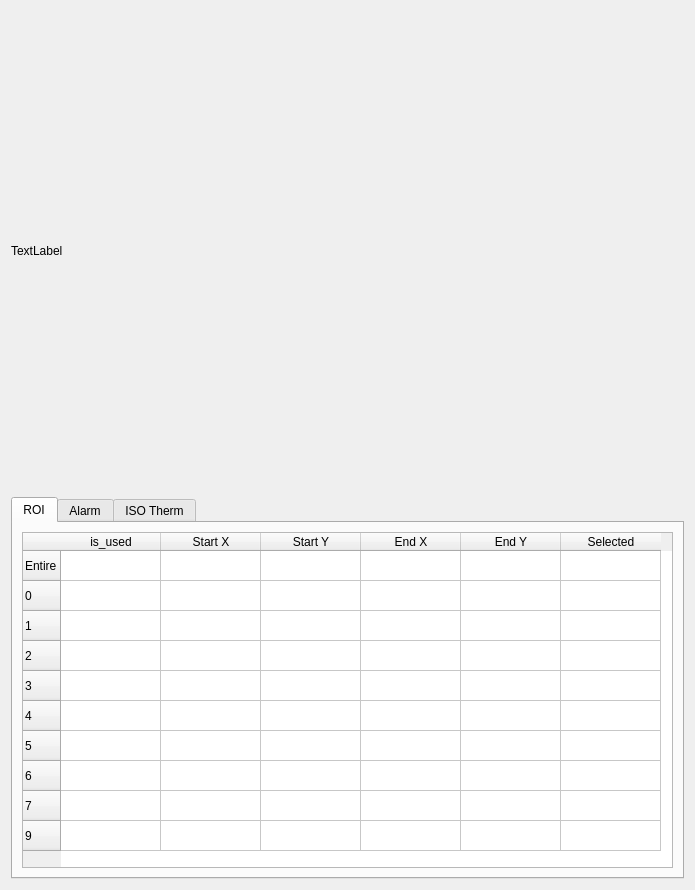
sue9010/IPCamera, file ROI/roi.ui: the form before one commit.
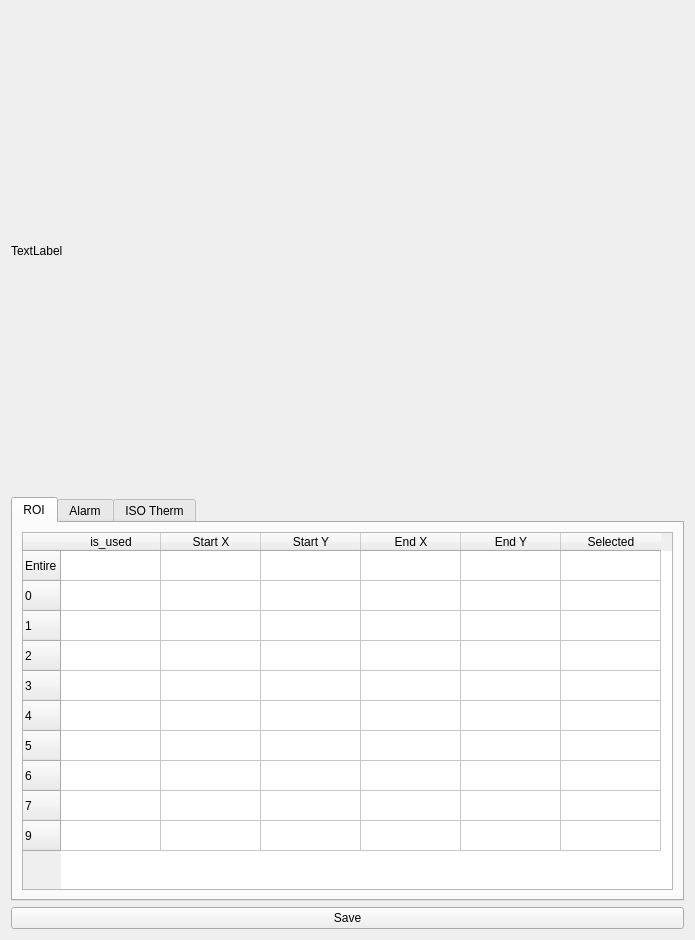
The form after the commit.

Commit message: roi 수정 기능 추가

Diff of the .ui file:
```diff
--- a/ROI/roi.ui
+++ b/ROI/roi.ui
@@ -7,7 +7,7 @@
     <x>0</x>
     <y>0</y>
     <width>695</width>
-    <height>890</height>
+    <height>940</height>
    </rect>
   </property>
   <property name="windowTitle">
@@ -147,6 +147,13 @@
      </widget>
     </widget>
    </item>
+   <item>
+    <widget class="QPushButton" name="btn_save">
+     <property name="text">
+      <string>Save</string>
+     </property>
+    </widget>
+   </item>
   </layout>
  </widget>
  <resources/>
```
The commit also changes 1 other file.
